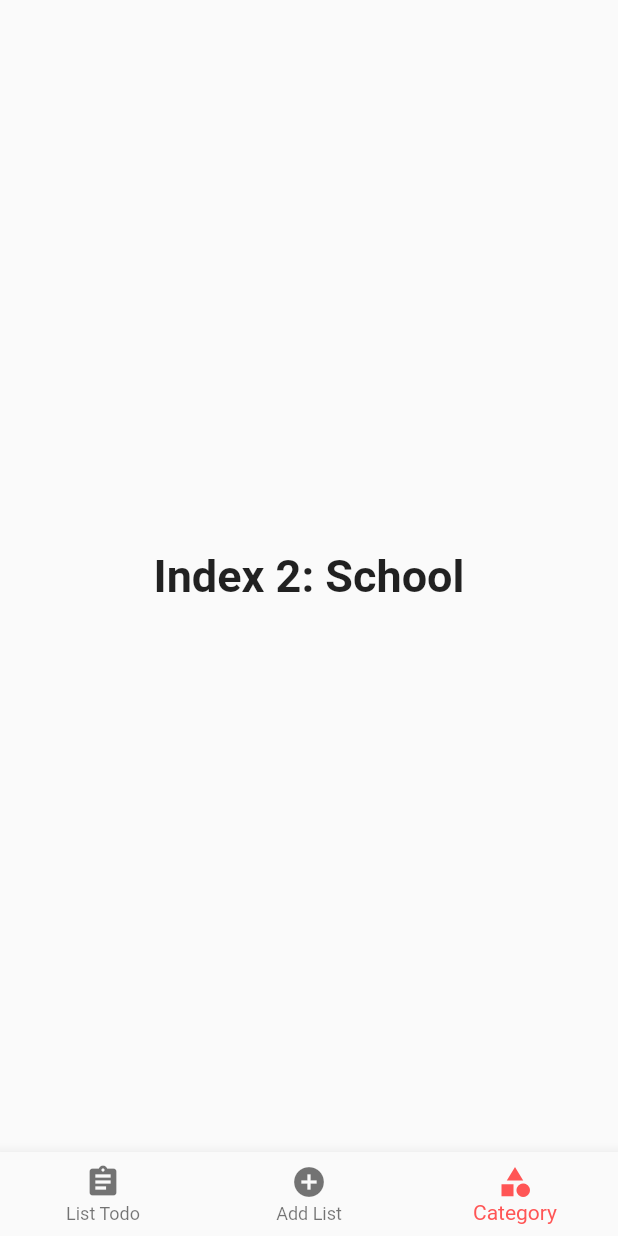
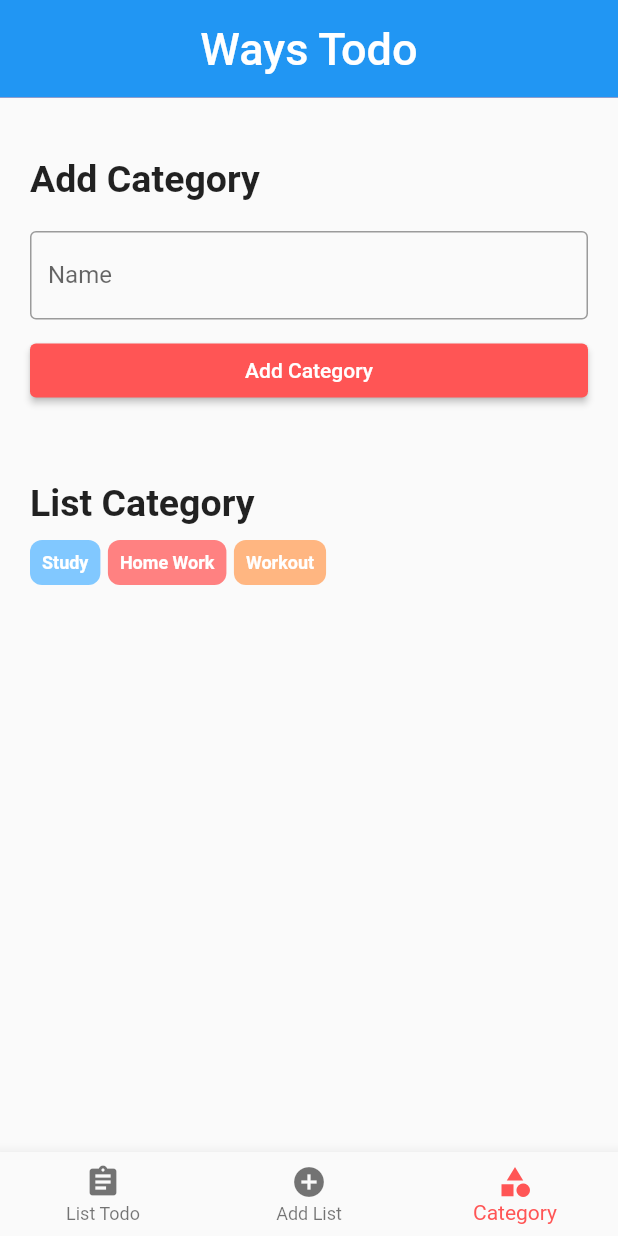
Before and after one commit to khafidz225/ways-todo-flutter, a Flutter app: the MyStatefulWidget screen opened directly, item 3 of the bottom bar chosen, on a phone screen of 412 x 824 dp. Run offline on Flutter 3.47's test engine with Material 2 defaults, Android fonts, the phone set to English and light mode, and no system bars; our stand-ins replace dropdown_button2, email_validator.

Commit message:
Add Category

```diff
--- a/lib/navigationBar.dart
+++ b/lib/navigationBar.dart
@@ -1,5 +1,6 @@
 import 'package:flutter/material.dart';
 import 'package:ways_todo/screen/ListTodo.dart';
+import 'package:ways_todo/screen/add_category.dart';
 
 class NavigatorBar extends StatelessWidget {
   const NavigatorBar({super.key});
@@ -33,10 +34,7 @@ class _MyStatefulWidgetState extends State<MyStatefulWidget> {
       'Index 1: Business',
       style: optionStyle,
     ),
-    Text(
-      'Index 2: School',
-      style: optionStyle,
-    ),
+    AddCategory()
   ];
 
   void _onItemTapped(int index) {
--- a/lib/screen/ListTodo.dart
+++ b/lib/screen/ListTodo.dart
@@ -26,7 +26,7 @@ class _ListTodoState extends State<ListTodo> {
           backgroundColor: Color(0xffff5555),
           // leading: Icon(Icons.menu),
           pinned: true,
-          expandedHeight: 100,
+          expandedHeight: 65,
           flexibleSpace: FlexibleSpaceBar(
             centerTitle: true,
             background: Container(
--- /dev/null
+++ b/lib/screen/add_category.dart
@@ -0,0 +1,139 @@
+import 'package:flutter/material.dart';
+import 'package:flutter/src/widgets/container.dart';
+import 'package:flutter/src/widgets/framework.dart';
+
+class AddCategory extends StatefulWidget {
+  const AddCategory({super.key});
+
+  @override
+  State<AddCategory> createState() => _AddCategoryState();
+}
+
+class _AddCategoryState extends State<AddCategory> {
+  @override
+  Widget build(BuildContext context) {
+    return Scaffold(
+      body: CustomScrollView(
+        slivers: [
+          SliverAppBar(
+            backgroundColor: Color(0xffff5555),
+            // leading: Icon(Icons.menu),
+            pinned: true,
+            expandedHeight: 65,
+            flexibleSpace: FlexibleSpaceBar(
+              centerTitle: true,
+              background: Container(
+                color: Colors.blue,
+              ),
+              title: Text("Ways Todo"),
+            ),
+          ),
+          SliverToBoxAdapter(
+            child: Container(
+              margin: const EdgeInsets.fromLTRB(20, 40, 20, 20),
+              child: Column(
+                children: [
+                  Column(
+                    crossAxisAlignment: CrossAxisAlignment.start,
+                    children: [
+                      const Text(
+                        "Add Category",
+                        style: TextStyle(
+                            fontSize: 25, fontWeight: FontWeight.bold),
+                      ),
+                      const SizedBox(
+                        height: 20,
+                      ),
+                      const TextField(
+                        decoration: InputDecoration(
+                            labelText: "Name", border: OutlineInputBorder()),
+                      ),
+                      const SizedBox(
+                        height: 10,
+                      ),
+                      SizedBox(
+                        width: 400,
+                        child: ElevatedButton(
+                            onPressed: () => true,
+                            style: const ButtonStyle(
+                                backgroundColor:
+                                    MaterialStatePropertyAll<Color>(
+                                        Color(0xffff5555))),
+                            child: const Text("Add Category")),
+                      ),
+                    ],
+                  ),
+                  const SizedBox(
+                    height: 50,
+                  ),
+                  Column(
+                    crossAxisAlignment: CrossAxisAlignment.start,
+                    children: [
+                      const Text(
+                        "List Category",
+                        style: TextStyle(
+                            fontSize: 25, fontWeight: FontWeight.bold),
+                      ),
+                      SizedBox(
+                        height: 10,
+                      ),
+                      Row(
+                        children: [
+                          Container(
+                            padding: const EdgeInsets.all(8),
+                            decoration: BoxDecoration(
+                                color: const Color(0xff81c8ff),
+                                borderRadius: BorderRadius.circular(8)),
+                            child: const Text(
+                              "Study",
+                              style: TextStyle(
+                                  fontSize: 12,
+                                  fontWeight: FontWeight.bold,
+                                  color: Colors.white),
+                            ),
+                          ),
+                          const SizedBox(
+                            width: 5,
+                          ),
+                          Container(
+                            padding: const EdgeInsets.all(8),
+                            decoration: BoxDecoration(
+                                color: const Color(0xffff8181),
+                                borderRadius: BorderRadius.circular(8)),
+                            child: const Text(
+                              "Home Work",
+                              style: TextStyle(
+                                  fontSize: 12,
+                                  fontWeight: FontWeight.bold,
+                                  color: Colors.white),
+                            ),
+                          ),
+                          const SizedBox(
+                            width: 5,
+                          ),
+                          Container(
+                            padding: const EdgeInsets.all(8),
+                            decoration: BoxDecoration(
+                                color: const Color(0xffffb681),
+                                borderRadius: BorderRadius.circular(8)),
+                            child: const Text(
+                              "Workout",
+                              style: TextStyle(
+                                  fontSize: 12,
+                                  fontWeight: FontWeight.bold,
+                                  color: Colors.white),
+                            ),
+                          ),
+                        ],
+                      )
+                    ],
+                  )
+                ],
+              ),
+            ),
+          )
+        ],
+      ),
+    );
+  }
+}
```
